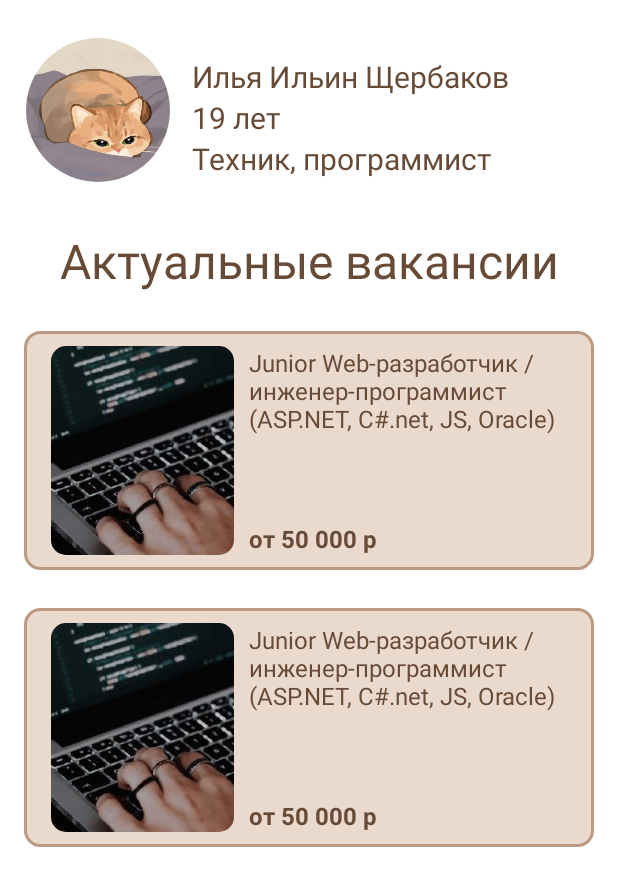
After one commit to ws1Artemii/ProfRu, an Android app: the layout activity_vacation_list.xml on its own in the app's theme, with its tools: preview values and no code run, on a phone screen of 412 x 824 dp. The commit adds this screen. Shown: the top 886 px of the screen. Run offline under Robolectric (Android 15) with nearby library versions, the phone set to English and light mode, and no system bars.

Commit message:
добавил список вакансий

```diff
--- a/app/src/main/AndroidManifest.xml
+++ b/app/src/main/AndroidManifest.xml
@@ -29,8 +29,11 @@
             </intent-filter>
         </activity>
         <activity
-            android:name=".InputActivity"
+            android:name=".SignInActivity"
             android:exported="true" />
+        <activity
+            android:name=".MainScreen.Vacations.VacationListActivity"
+            android:exported="false" />
     </application>
 
 </manifest>
--- /dev/null
+++ b/app/src/main/java/com/example/profru/MainScreen/Vacations/VacationListActivity.java
@@ -0,0 +1,14 @@
+package com.example.profru.MainScreen.Vacations;
+
+import androidx.appcompat.app.AppCompatActivity;
+
+import android.os.Bundle;
+
+public class VacationListActivity extends AppCompatActivity {
+
+    @Override
+    protected void onCreate(Bundle savedInstanceState) {
+        super.onCreate(savedInstanceState);
+        setContentView(R.layout.activity_vacation_list);
+    }
+}
--- a/app/src/main/java/com/example/profru/InputActivity.java
+++ b/app/src/main/java/com/example/profru/SignInActivity.java
@@ -7,7 +7,7 @@ import android.os.Bundle;
 import android.view.View;
 import android.widget.ImageView;
 
-public class InputActivity extends AppCompatActivity {
+public class SignInActivity extends AppCompatActivity {
 
     @Override
     protected void onCreate(Bundle savedInstanceState) {
@@ -18,7 +18,7 @@ public class InputActivity extends AppCompatActivity {
         input_button_2.setOnClickListener(new View.OnClickListener() {
             @Override
             public void onClick(View view) {
-                Intent intent = new Intent(InputActivity.this,RegistrationActivity.class);
+                Intent intent = new Intent(SignInActivity.this,RegistrationActivity.class);
                 startActivity(intent);
             }
         });
@@ -27,7 +27,7 @@ public class InputActivity extends AppCompatActivity {
         input_button_1.setOnClickListener(new View.OnClickListener() {
             @Override
             public void onClick(View view) {
-                Intent intent = new Intent(InputActivity.this,SummaryActivity.class);
+                Intent intent = new Intent(SignInActivity.this,SummaryActivity.class);
                 startActivity(intent);
             }
         });
--- a/app/src/main/java/com/example/profru/SplashActivity.java
+++ b/app/src/main/java/com/example/profru/SplashActivity.java
@@ -16,7 +16,7 @@ public class SplashActivity extends AppCompatActivity {
         new Handler().postDelayed(new Runnable() {
             @Override
             public void run() {
-                Intent i = new Intent(SplashActivity.this,InputActivity.class);
+                Intent i = new Intent(SplashActivity.this, SignInActivity.class);
                 startActivity(i);
             }
         },3*1000);
--- /dev/null
+++ b/app/src/main/res/drawable/box_round.xml
@@ -0,0 +1,6 @@
+<?xml version="1.0" encoding="utf-8"?>
+<shape android:shape="rectangle" xmlns:android="http://schemas.android.com/apk/res/android">
+    <solid android:color="@color/item_bacground1"/>
+    <stroke android:color="@color/stroke_color" android:width="2dp"/>
+    <corners android:radius="10dp"/>
+</shape>
--- a/app/src/main/res/layout/activity_input.xml
+++ b/app/src/main/res/layout/activity_input.xml
@@ -4,7 +4,7 @@
     xmlns:tools="http://schemas.android.com/tools"
     android:layout_width="match_parent"
     android:layout_height="match_parent"
-    tools:context=".InputActivity">
+    tools:context=".SignInActivity">
 
     <ImageView
         android:layout_width="wrap_content"
--- /dev/null
+++ b/app/src/main/res/layout/activity_vacation_list.xml
@@ -0,0 +1,172 @@
+<?xml version="1.0" encoding="utf-8"?>
+<androidx.constraintlayout.widget.ConstraintLayout xmlns:android="http://schemas.android.com/apk/res/android"
+    xmlns:app="http://schemas.android.com/apk/res-auto"
+    xmlns:tools="http://schemas.android.com/tools"
+    android:layout_width="match_parent"
+    android:layout_height="match_parent"
+    tools:context=".MainScreen.Vacations.VacationListActivity">
+
+    <androidx.constraintlayout.widget.ConstraintLayout
+        android:layout_width="match_parent"
+        android:layout_height="134dp"
+        android:background="@color/white"
+        android:id="@+id/topBar">
+
+        <com.google.android.material.imageview.ShapeableImageView
+            android:layout_width="96dp"
+            android:layout_height="96dp"
+            android:layout_marginStart="17dp"
+            android:layout_marginTop="25dp"
+            android:scaleType="centerCrop"
+            android:src="@drawable/avatar_image"
+            app:layout_constraintStart_toStartOf="parent"
+            app:layout_constraintTop_toTopOf="parent"
+            app:shapeAppearance="@style/RoundShape" />
+
+        <LinearLayout
+            android:layout_width="match_parent"
+            android:layout_height="wrap_content"
+            android:layout_marginStart="128dp"
+            android:layout_marginTop="37dp"
+            android:orientation="vertical"
+            app:layout_constraintTop_toTopOf="parent">
+
+            <TextView
+                android:layout_width="wrap_content"
+                android:layout_height="wrap_content"
+                android:text="Илья Ильин Щербаков"
+                android:textColor="@color/brawn"
+                android:textSize="20sp" />
+
+            <TextView
+                android:layout_width="wrap_content"
+                android:layout_height="wrap_content"
+                android:text="19 лет"
+                android:textColor="@color/brawn"
+                android:textSize="20sp" />
+
+            <TextView
+                android:layout_width="wrap_content"
+                android:layout_height="wrap_content"
+                android:text="Техник, программист"
+                android:textColor="@color/brawn"
+                android:textSize="20sp" />
+
+        </LinearLayout>
+
+    </androidx.constraintlayout.widget.ConstraintLayout>
+
+    <ScrollView
+        android:layout_width="match_parent"
+        android:layout_height="0dp"
+        app:layout_constraintTop_toBottomOf="@id/topBar"
+        app:layout_constraintBottom_toBottomOf="parent"
+        android:paddingHorizontal="16dp"
+        android:paddingTop="18dp">
+
+        <LinearLayout
+            android:layout_width="match_parent"
+            android:layout_height="wrap_content"
+            android:orientation="vertical">
+
+            <TextView
+                android:layout_width="match_parent"
+                android:layout_height="wrap_content"
+                android:textSize="32dp"
+                android:text="Актуальные вакансии"
+                android:textColor="@color/brawn"
+                android:textAlignment="center"
+                android:layout_marginBottom="25dp"/>
+
+            <androidx.constraintlayout.widget.ConstraintLayout
+                android:layout_width="match_parent"
+                android:layout_height="159dp"
+                android:background="@drawable/box_round"
+                android:layout_marginBottom="25dp"
+                android:id="@+id/card1">
+
+                <com.google.android.material.imageview.ShapeableImageView
+                    android:clickable="false"
+                    android:id="@+id/card_image"
+                    android:layout_width="122dp"
+                    android:layout_height="match_parent"
+                    android:layout_marginVertical="10dp"
+                    android:src="@drawable/web_dev"
+                    android:scaleType="centerCrop"
+                    app:shapeAppearance="@style/BoxShape"
+                    app:layout_constraintStart_toStartOf="parent"
+                    android:layout_marginStart="18dp"/>
+                <TextView
+                    android:clickable="false"
+                    android:id="@+id/card_description"
+                    android:layout_width="match_parent"
+                    android:layout_height="match_parent"
+                    android:layout_marginStart="150dp"
+                    android:layout_marginTop="10dp"
+                    android:layout_marginBottom="32dp"
+                    android:layout_marginEnd="10dp"
+                    android:text="Junior Web-разработчик / инженер-программист (ASP.NET, C#.net, JS, Oracle)"
+                    android:textColor="@color/brawn"
+                    android:textSize="16sp"/>
+                <TextView
+                    android:clickable="false"
+                    android:id="@+id/card_cost"
+                    android:layout_width="wrap_content"
+                    android:layout_height="wrap_content"
+                    app:layout_constraintStart_toStartOf="@id/card_description"
+                    app:layout_constraintTop_toBottomOf="@id/card_description"
+                    android:text="от 50 000 р"
+                    android:textStyle="bold"
+                    android:textColor="@color/brawn"
+                    android:textSize="16sp"/>
+
+            </androidx.constraintlayout.widget.ConstraintLayout>
+
+            <androidx.constraintlayout.widget.ConstraintLayout
+                android:layout_width="match_parent"
+                android:layout_height="159dp"
+                android:background="@drawable/box_round"
+                android:id="@+id/card1">
+
+                <com.google.android.material.imageview.ShapeableImageView
+                    android:clickable="false"
+                    android:id="@id/card_image"
+                    android:layout_width="122dp"
+                    android:layout_height="match_parent"
+                    android:layout_marginVertical="10dp"
+                    android:src="@drawable/web_dev"
+                    android:scaleType="centerCrop"
+                    app:shapeAppearance="@style/BoxShape"
+                    app:layout_constraintStart_toStartOf="parent"
+                    android:layout_marginStart="18dp"/>
+                <TextView
+                    android:clickable="false"
+                    android:id="@id/card_description"
+                    android:layout_width="match_parent"
+                    android:layout_height="match_parent"
+                    android:layout_marginStart="150dp"
+                    android:layout_marginTop="10dp"
+                    android:layout_marginBottom="32dp"
+                    android:layout_marginEnd="10dp"
+                    android:text="Junior Web-разработчик / инженер-программист (ASP.NET, C#.net, JS, Oracle)"
+                    android:textColor="@color/brawn"
+                    android:textSize="16sp"/>
+                <TextView
+                    android:clickable="false"
+                    android:id="@id/card_cost"
+                    android:layout_width="wrap_content"
+                    android:layout_height="wrap_content"
+                    app:layout_constraintStart_toStartOf="@id/card_description"
+                    app:layout_constraintTop_toBottomOf="@id/card_description"
+                    android:text="от 50 000 р"
+                    android:textStyle="bold"
+                    android:textColor="@color/brawn"
+                    android:textSize="16sp"/>
+
+            </androidx.constraintlayout.widget.ConstraintLayout>
+
+        </LinearLayout>
+
+    </ScrollView>
+
+</androidx.constraintlayout.widget.ConstraintLayout>
--- a/app/src/main/res/values/colors.xml
+++ b/app/src/main/res/values/colors.xml
@@ -7,4 +7,7 @@
     <color name="teal_700">#FF018786</color>
     <color name="black">#FF000000</color>
     <color name="white">#FFFFFFFF</color>
+    <color name="brawn">#684B36</color>
+    <color name="stroke_color">#BC9A81</color>
+    <color name="item_bacground1">#EADACE</color>
 </resources>
--- a/app/src/main/res/values/themes.xml
+++ b/app/src/main/res/values/themes.xml
@@ -13,4 +13,14 @@
         <item name="android:statusBarColor" tools:targetApi="l">?attr/colorPrimaryVariant</item>
         <!-- Customize your theme here. -->
     </style>
+
+    <style name="RoundShape">
+        <item name="cornerFamily">rounded</item>
+        <item name="cornerSize">50%p</item>
+    </style>
+
+    <style name="BoxShape">
+        <item name="cornerFamily">rounded</item>
+        <item name="cornerSize">10dp</item>
+    </style>
 </resources>
```
Also changed, not shown: app/src/main/res/drawable/avatar_image.png (added), app/src/main/res/drawable/web_dev.png (added).
